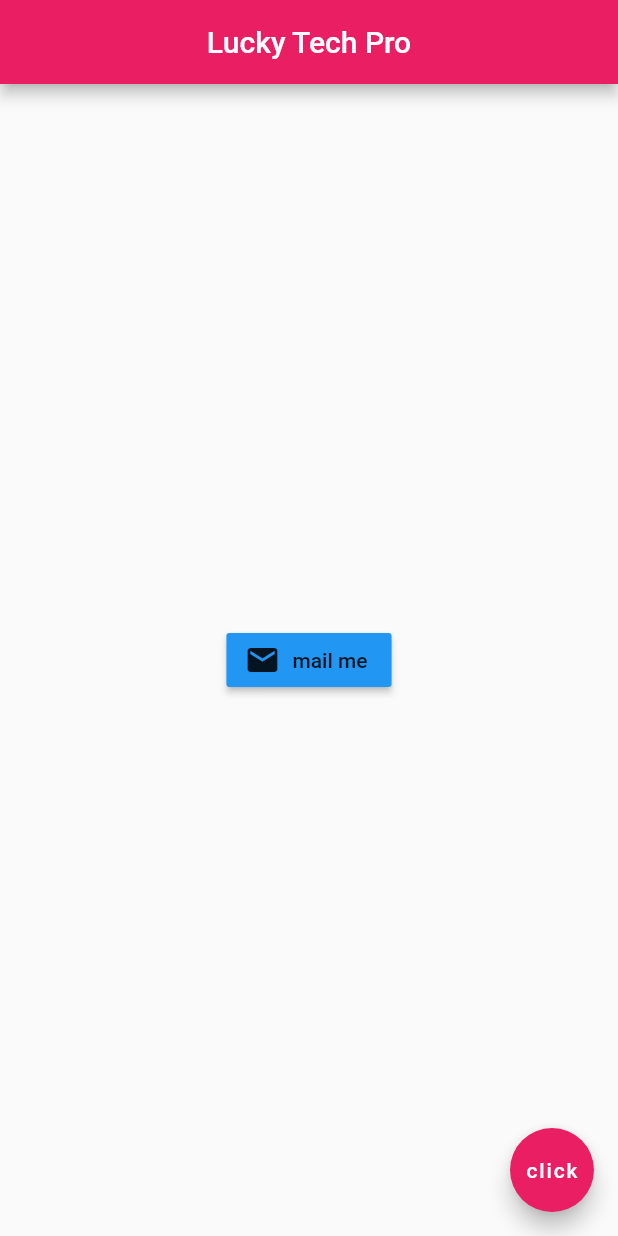
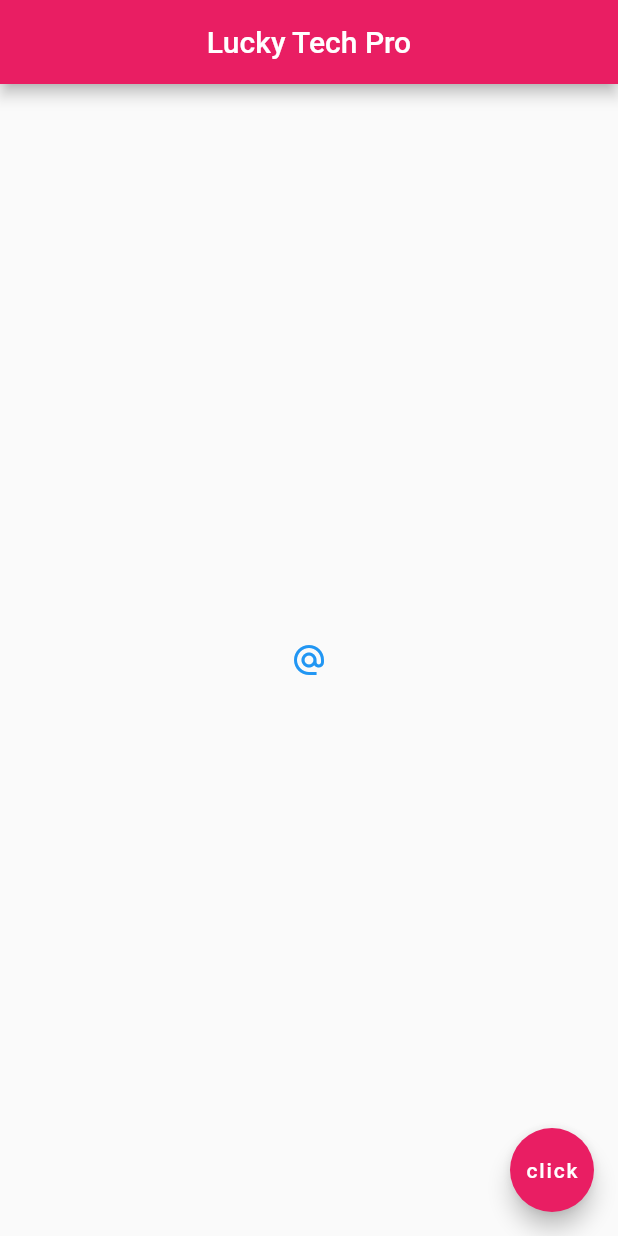
Before and after one commit to Luckytechpr0/flutterapp, a Flutter app: the screen it shows after launch, on a phone screen of 412 x 824 dp. Run offline on Flutter 3.47's test engine with Material 2 defaults, Android fonts, the phone set to English and light mode, and no system bars.

Commit message:
IconButton Widgets(alternate_email

```diff
--- a/lib/main.dart
+++ b/lib/main.dart
@@ -16,15 +16,11 @@ class Home extends StatelessWidget {
         backgroundColor: Colors.pink,
       ),
       body: Center(
-        child: RaisedButton.icon(onPressed: (){},
-          icon: Icon(
-            Icons.mail
-          ),
-          label: Text('mail me'),
-        color: Colors.blue,
-
-
-      ),
+        child: IconButton(
+          onPressed: (){},
+          icon: Icon(Icons.alternate_email),
+          color: Colors.blue,
+        )
       ),
       floatingActionButton: FloatingActionButton(
         onPressed:(){},
```
